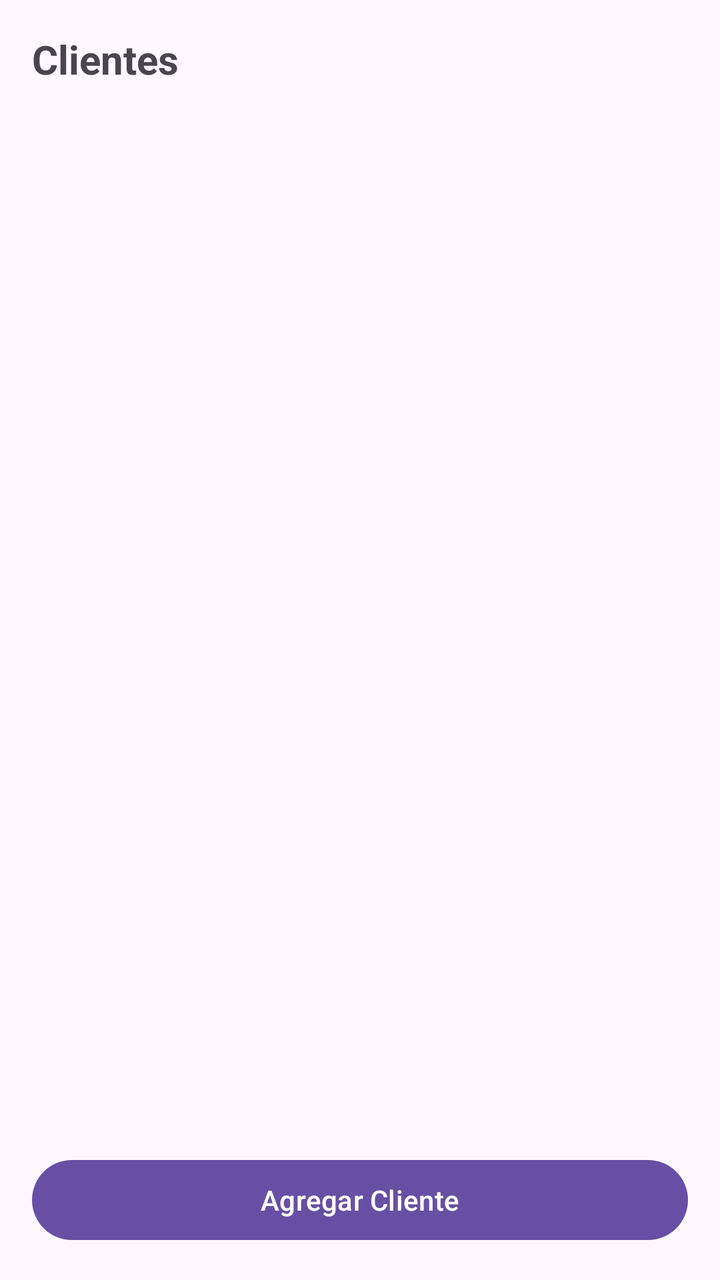
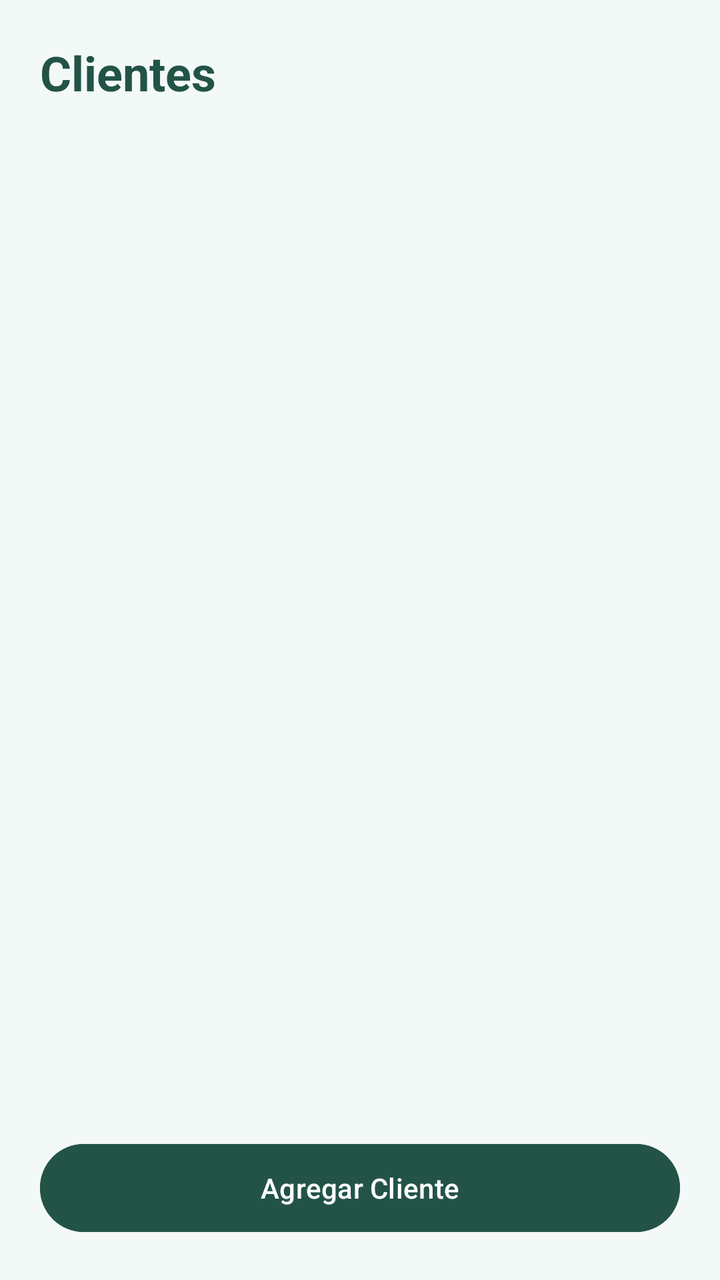

Screens rendered from an Android XML layout before and after an edit, with the pre-edit source and the edit as a unified diff.
<!-- AndroidManifest.xml: application theme Theme.T1 -->
<!-- res/layout/activity_clientes.xml -->
<?xml version="1.0" encoding="utf-8"?>
<LinearLayout xmlns:android="http://schemas.android.com/apk/res/android"
    android:layout_width="match_parent"
    android:layout_height="match_parent"
    android:orientation="vertical"
    android:padding="16dp">

    <TextView
        android:layout_width="wrap_content"
        android:layout_height="wrap_content"
        android:text="Clientes"
        android:textSize="20sp"
        android:textStyle="bold"/>

    <ListView
        android:id="@+id/lvClientes"
        android:layout_width="match_parent"
        android:layout_height="0dp"
        android:layout_weight="1"
        android:layout_marginTop="8dp"/>

    <Button
        android:id="@+id/btnAgregarCliente"
        android:layout_width="match_parent"
        android:layout_height="wrap_content"
        android:text="Agregar Cliente"
        android:layout_marginTop="8dp"/>

</LinearLayout>
<!-- resources referenced by this layout -->
<resources>
  <style name="Theme.T1" parent="Base.Theme.T1" />
  <style name="Base.Theme.T1" parent="Theme.Material3.DayNight.NoActionBar">
          
          
      </style>
</resources>

<!-- the commit's change to res/layout/activity_clientes.xml (unified diff, before → after) -->
@@ -3,27 +3,34 @@
     android:layout_width="match_parent"
     android:layout_height="match_parent"
     android:orientation="vertical"
-    android:padding="16dp">
+    android:padding="20dp"
+    android:background="#F3F9F7">
 
     <TextView
         android:layout_width="wrap_content"
         android:layout_height="wrap_content"
         android:text="Clientes"
-        android:textSize="20sp"
-        android:textStyle="bold"/>
+        android:textSize="24sp"
+        android:textStyle="bold"
+        android:textColor="#235347"/>
 
     <ListView
         android:id="@+id/lvClientes"
         android:layout_width="match_parent"
         android:layout_height="0dp"
         android:layout_weight="1"
-        android:layout_marginTop="8dp"/>
+        android:layout_marginTop="12dp"
+        android:divider="#D7E8E6"
+        android:dividerHeight="8dp"/>
 
     <Button
         android:id="@+id/btnAgregarCliente"
         android:layout_width="match_parent"
         android:layout_height="wrap_content"
         android:text="Agregar Cliente"
-        android:layout_marginTop="8dp"/>
+        android:layout_marginTop="12dp"
+        android:backgroundTint="#235347"
+        android:textColor="#FFFFFF"
+        android:minHeight="52dp"/>
 
 </LinearLayout>
